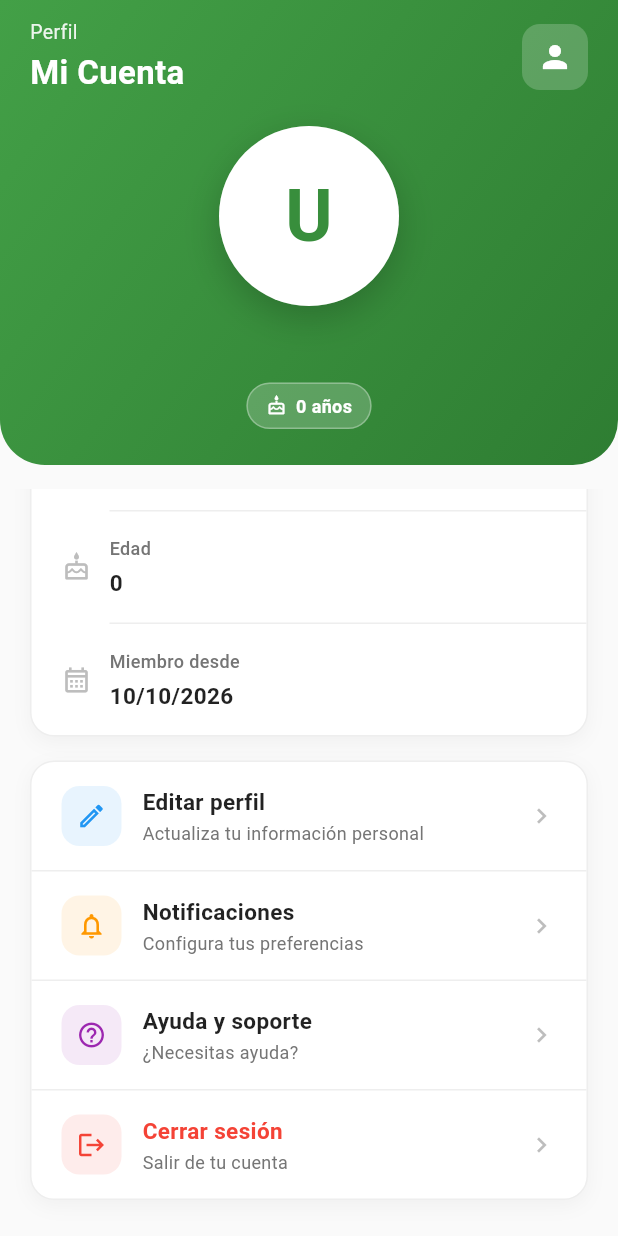
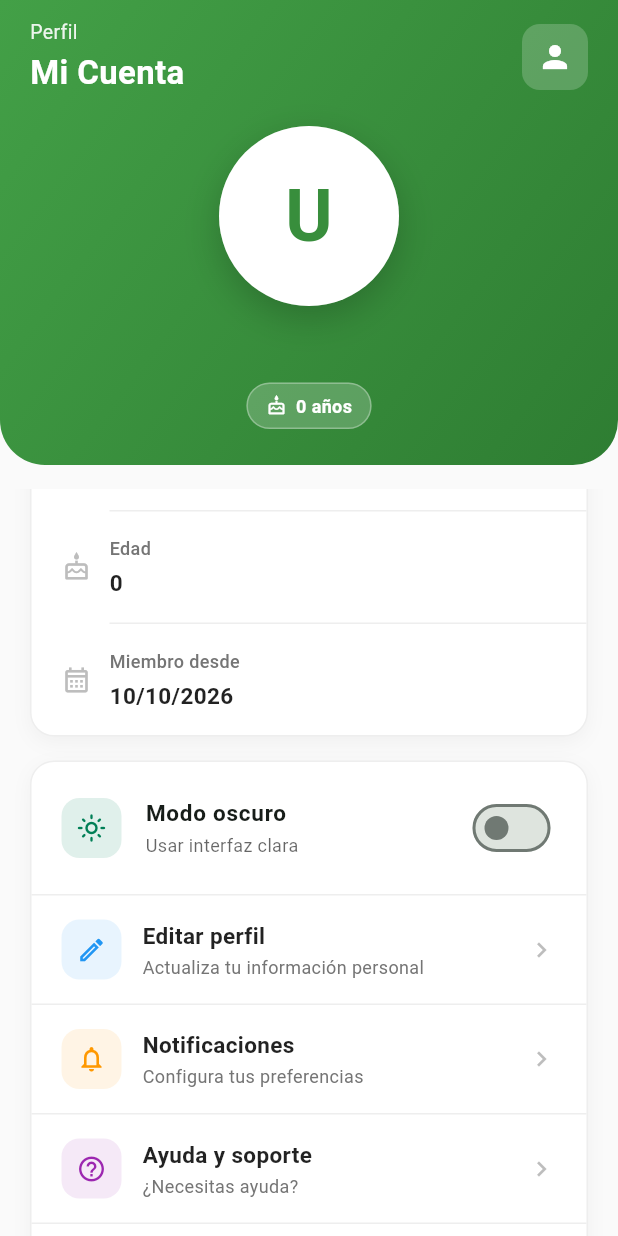
Before and after one commit to UPT-FAING-EPIS/py_moviles_ii_capicodex, a Flutter app: the PerfilAuthenticatedView screen opened directly with empty values, scrolled down 420 dp, on a phone screen of 412 x 824 dp. Run offline on Flutter 3.47's test engine with Material 3 defaults, Android fonts, the phone set to English and light mode, and no system bars; our stand-ins replace cloud_firestore, firebase_core, firebase_messaging, firebase_storage, flutter_local_notifications, geolocator and 6 more; accounts and stored records are empty.

Commit message:
feat(ui): add persistent dark mode control in profile

```diff
--- /dev/null
+++ b/gameon_mobile/lib/core/theme/theme_controller.dart
@@ -0,0 +1,29 @@
+import 'package:flutter/material.dart';
+import 'package:shared_preferences/shared_preferences.dart';
+
+/// Persiste la preferencia visual elegida desde el perfil.
+class ThemeController extends ChangeNotifier {
+  static const _preferenceKey = 'dark_mode_enabled';
+  ThemeMode _mode = ThemeMode.system;
+
+  ThemeMode get mode => _mode;
+  bool get isDarkMode => _mode == ThemeMode.dark;
+
+  Future<void> load() async {
+    final preferences = await SharedPreferences.getInstance();
+    final enabled = preferences.getBool(_preferenceKey);
+    _mode = enabled == null
+        ? ThemeMode.system
+        : enabled
+        ? ThemeMode.dark
+        : ThemeMode.light;
+    notifyListeners();
+  }
+
+  Future<void> setDarkMode(bool enabled) async {
+    _mode = enabled ? ThemeMode.dark : ThemeMode.light;
+    notifyListeners();
+    final preferences = await SharedPreferences.getInstance();
+    await preferences.setBool(_preferenceKey, enabled);
+  }
+}
--- a/gameon_mobile/lib/features/perfil/views/perfil_view/authenticated/perfil_authenticated_view.dart
+++ b/gameon_mobile/lib/features/perfil/views/perfil_view/authenticated/perfil_authenticated_view.dart
@@ -7,6 +7,8 @@ import 'package:gameon/features/perfil/viewmodels/perfil_viewmodel.dart';
 import 'package:gameon/features/perfil/views/perfil_view/authenticated/help_support_view.dart';
 import 'package:gameon/features/perfil/views/perfil_view/authenticated/notification_settings_view.dart';
 import 'package:provider/provider.dart';
+import 'package:gameon/core/theme/app_theme.dart';
+import 'package:gameon/core/theme/theme_controller.dart';
 
 String _formatDate(DateTime? dt) {
   if (dt == null) return '—';
@@ -588,6 +590,8 @@ class PerfilAuthenticatedView extends StatelessWidget {
       ),
       child: Column(
         children: [
+          _buildThemeOption(context),
+          Divider(height: 1, color: Colors.grey[200]),
           _buildOptionItem(
             context: context,
             icon: Icons.edit_outlined,
@@ -697,6 +701,44 @@ class PerfilAuthenticatedView extends StatelessWidget {
     );
   }
 
+  Widget _buildThemeOption(BuildContext context) {
+    return Consumer<ThemeController>(
+      builder: (context, themeController, _) {
+        return SwitchListTile.adaptive(
+          contentPadding: const EdgeInsets.symmetric(horizontal: 20, vertical: 8),
+          value: themeController.isDarkMode,
+          activeTrackColor: AppColors.primary,
+          activeThumbColor: Colors.white,
+          secondary: Container(
+            padding: const EdgeInsets.all(10),
+            decoration: BoxDecoration(
+              color: AppColors.primary.withValues(alpha: .12),
+              borderRadius: BorderRadius.circular(12),
+            ),
+            child: Icon(
+              themeController.isDarkMode
+                  ? Icons.dark_mode_outlined
+                  : Icons.light_mode_outlined,
+              color: AppColors.primary,
+              size: 20,
+            ),
+          ),
+          title: const Text(
+            'Modo oscuro',
+            style: TextStyle(fontSize: 15, fontWeight: FontWeight.w600),
+          ),
+          subtitle: Text(
+            themeController.isDarkMode
+                ? 'Interfaz oscura activada'
+                : 'Usar interfaz clara',
+            style: TextStyle(fontSize: 12, color: Theme.of(context).hintColor),
+          ),
+          onChanged: themeController.setDarkMode,
+        );
+      },
+    );
+  }
+
   void _navigateToEditPerfil(BuildContext context) {
     // Obtener el PerfilViewModel del contexto actual
     final perfilVm = context.read<PerfilViewModel>();
```
Also changed, not shown: gameon_mobile/lib/main.dart (+6 -1 lines).
